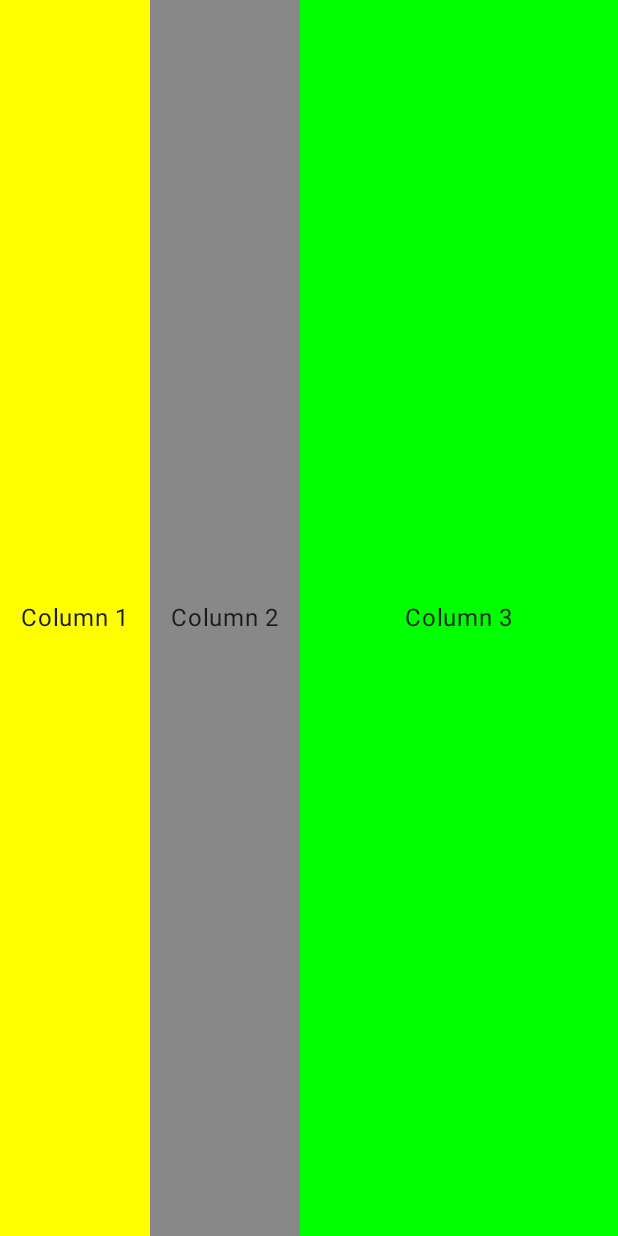
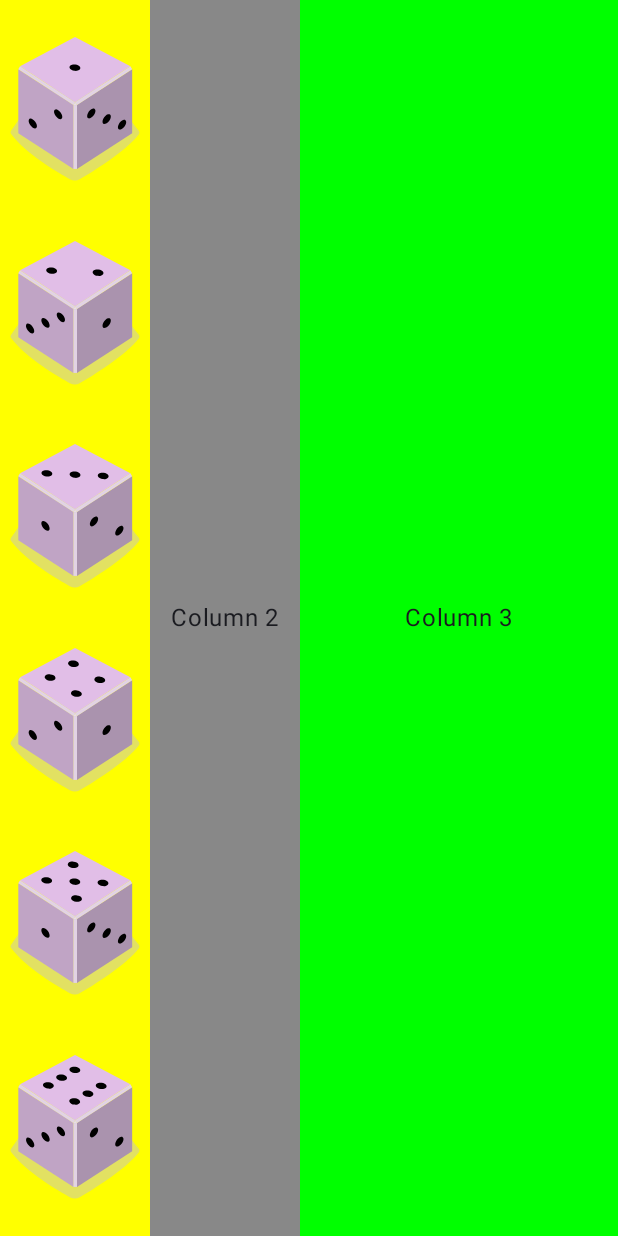
Before and after one commit to garvitmalik2121/MalikStudentStudyTime, an Android app built with Jetpack Compose: the screen it shows after launch (MainActivity), on a phone screen of 412 x 824 dp. Run offline under Robolectric (Android 15) with nearby library versions, the phone set to English and light mode, and no system bars.

Commit message:
add images

```diff
--- a/app/src/main/java/com/malik21/malikstudentstudytime/MainActivity.kt
+++ b/app/src/main/java/com/malik21/malikstudentstudytime/MainActivity.kt
@@ -1,10 +1,13 @@
 package com.malik21.malikstudentstudytime
 
-import android.R
+//import android.R
 import android.os.Bundle
+import android.widget.Toast
 import androidx.activity.ComponentActivity
 import androidx.activity.compose.setContent
+import androidx.compose.foundation.Image
 import androidx.compose.foundation.background
+import androidx.compose.foundation.clickable
 import androidx.compose.foundation.layout.Arrangement
 import androidx.compose.foundation.layout.Column
 import androidx.compose.foundation.layout.Row
@@ -24,7 +27,11 @@ import androidx.compose.ui.unit.dp
 import com.malik21.malikstudentstudytime.ui.theme.MalikStudentStudyTimeTheme
 import androidx.compose.ui.graphics.Color
 import androidx.compose.ui.layout.HorizontalAlignmentLine
+import androidx.compose.ui.platform.LocalContext
+import androidx.compose.ui.res.painterResource
 import androidx.compose.ui.text.style.LineHeightStyle
+import kotlin.text.Typography.times
+import com.malik21.malikstudentstudytime.R
 
 class MainActivity : ComponentActivity() {
     override fun onCreate(savedInstanceState: Bundle?) {
@@ -48,10 +55,26 @@ fun TestLayout(name: String, modifier: Modifier = Modifier) {
     Row(
         modifier = Modifier.fillMaxSize()
     ) {
-        Column(modifier = Modifier.fillMaxHeight().width(100.dp).background(Color.Yellow),
-            verticalArrangement = Arrangement.Center,
-            horizontalAlignment = Alignment.CenterHorizontally) {
-            Text(text = "Column 1")
+        Column(
+            modifier = Modifier
+                .fillMaxHeight()
+                .width(100.dp)
+                .background(Color.Yellow),
+            verticalArrangement = Arrangement.SpaceEvenly,
+            horizontalAlignment = Alignment.CenterHorizontally
+        ) {
+            repeat(6) {
+                val context = LocalContext.current
+                Image(
+                    painter = painterResource(id = image_ids[it]),
+                    contentDescription = "Dice ${it + 1}",
+                    modifier.clickable{
+                        Toast.makeText(context,"Click $it", Toast.LENGTH_SHORT).show()
+
+                    }
+                )
+            }
+
         }
         Column(modifier = Modifier.fillMaxHeight().width(100.dp).background(Color.Gray),
             verticalArrangement = Arrangement.Center,
@@ -67,10 +90,24 @@ fun TestLayout(name: String, modifier: Modifier = Modifier) {
     }
 }
 
+@composable
+fun TestLoginScreen(modifier: Modifier = Modifier){
+
+}
+
 @Preview(showBackground = true)
 @Composable
-fun GreetingPreview() {
+fun TestPreview() {
     MalikStudentStudyTimeTheme {
         TestLayout("Android")
     }
 }
+private val image_ids = listOf(
+    R.drawable.dice_1,
+    R.drawable.dice_2,
+    R.drawable.dice_3,
+    R.drawable.dice_4,
+    R.drawable.dice_5,
+    R.drawable.dice_6,
+
+)
```
